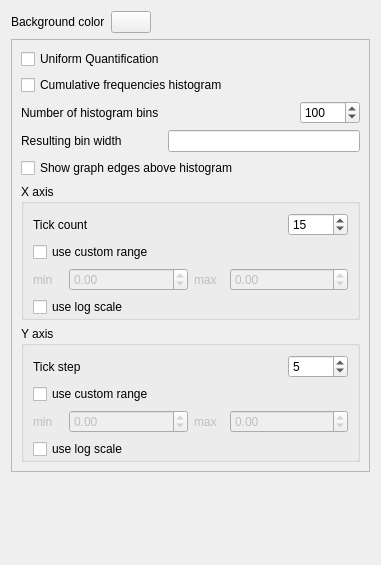
The window that plugins/view/HistogramView/HistoOptionsWidget.ui (Tulip-Dev/tulip) describes before a commit, drawn with Qt 5.
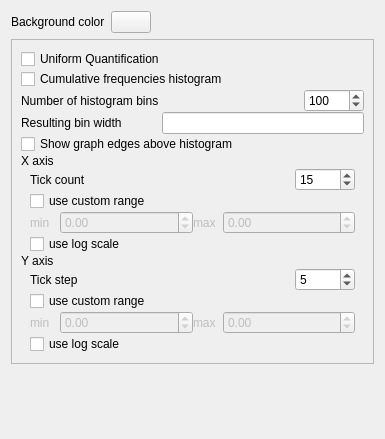
The same window after the commit. Custom widgets are drawn as their Qt base class.

Commit message: more QGroupBox replacement in plugins ui

```diff
--- a/plugins/view/HistogramView/HistoOptionsWidget.ui
+++ b/plugins/view/HistogramView/HistoOptionsWidget.ui
@@ -6,8 +6,8 @@
    <rect>
     <x>0</x>
     <y>0</y>
-    <width>381</width>
-    <height>565</height>
+    <width>385</width>
+    <height>439</height>
    </rect>
   </property>
   <property name="windowTitle">
@@ -56,6 +56,9 @@
       <enum>QFrame::Raised</enum>
      </property>
      <layout class="QVBoxLayout" name="verticalLayout">
+      <property name="spacing">
+       <number>0</number>
+      </property>
       <item>
        <widget class="QCheckBox" name="uniformQuantificationCB">
         <property name="toolTip">
@@ -172,11 +175,21 @@
        </widget>
       </item>
       <item>
-       <widget class="QGroupBox" name="xAxisGroupBox">
-        <property name="title">
+       <widget class="QLabel" name="label_6">
+        <property name="text">
          <string>X axis</string>
         </property>
+       </widget>
+      </item>
+      <item>
+       <widget class="QFrame" name="xAxisFrame">
         <layout class="QVBoxLayout" name="verticalLayout_3">
+         <property name="spacing">
+          <number>0</number>
+         </property>
+         <property name="topMargin">
+          <number>0</number>
+         </property>
          <property name="bottomMargin">
           <number>0</number>
          </property>
@@ -305,11 +318,21 @@
        </widget>
       </item>
       <item>
-       <widget class="QGroupBox" name="yAxisGroupBox">
-        <property name="title">
+       <widget class="QLabel" name="label_7">
+        <property name="text">
          <string>Y axis</string>
         </property>
+       </widget>
+      </item>
+      <item>
+       <widget class="QFrame" name="yAxisFrame">
         <layout class="QVBoxLayout" name="verticalLayout_5">
+         <property name="spacing">
+          <number>0</number>
+         </property>
+         <property name="topMargin">
+          <number>0</number>
+         </property>
          <property name="bottomMargin">
           <number>0</number>
          </property>
```
The commit also changes 10 other files.
